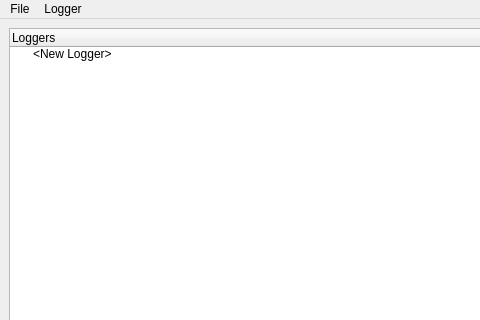
Above: config-tool/qt/chucho.ui from mexicowilly/Chucho before the change; both pictures show x 0 to 480 and y 0 to 320 of the 800 by 600 pixel window. Below: the same form after it.
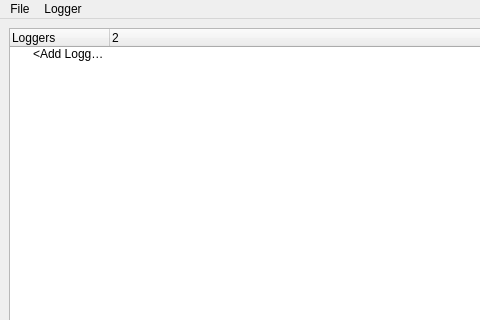
That is the form after the change. Icons and pictures are not drawn.

Commit message: Got adding of new loggers working in UI. Just need validation.

```diff
--- a/config-tool/qt/chucho.ui
+++ b/config-tool/qt/chucho.ui
@@ -27,14 +27,22 @@
       <property name="animated">
        <bool>true</bool>
       </property>
+      <property name="columnCount">
+       <number>2</number>
+      </property>
       <column>
        <property name="text">
         <string>Loggers</string>
        </property>
       </column>
+      <column>
+       <property name="text">
+        <string/>
+       </property>
+      </column>
       <item>
        <property name="text">
-        <string>&lt;New Logger&gt;</string>
+        <string>&lt;Add Logger&gt;</string>
        </property>
       </item>
      </widget>
```
Left out of the diff: 12 changed lines with no effect on the pictures. The commit also changes 8 other files.
